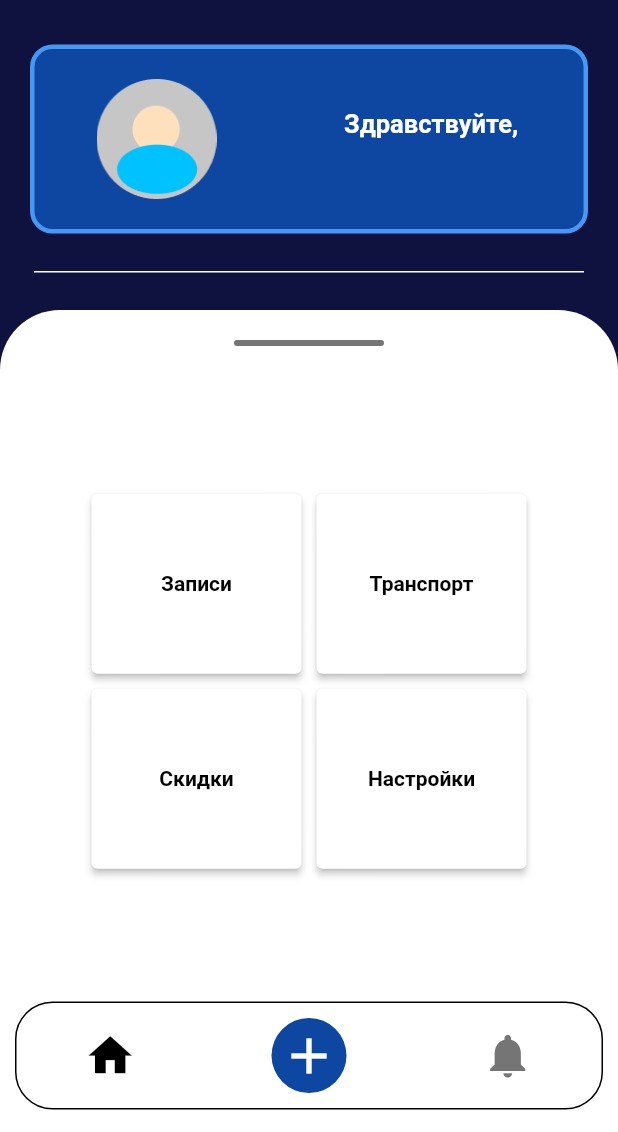
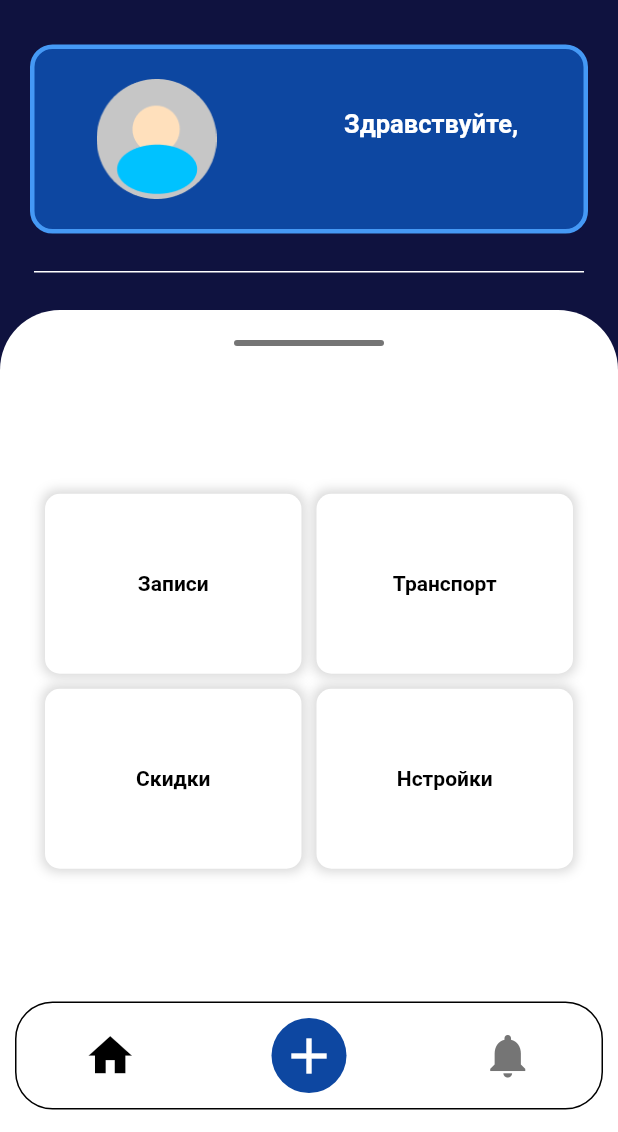
Before and after one commit to Arthurysh/NotiKey-Mobile, a Flutter app: the MainMenu screen opened directly with empty values, on a phone screen of 412 x 824 dp, the part 104-1236 px from its top. Run offline on Flutter 3.47's test engine with Material 2 defaults, Android fonts, the phone set to English and light mode, and no system bars.

Commit message:
Fixed bug with box shadow menu item

```diff
--- a/lib/authorization.dart
+++ b/lib/authorization.dart
@@ -61,6 +61,7 @@ class Authorization extends StatelessWidget {
   Widget build(BuildContext context) {
     return Scaffold(
       backgroundColor: Colors.white,
+      resizeToAvoidBottomInset: false,
       body: Stack(
         children: <Widget>[
           Container(
--- a/lib/main_menu.dart
+++ b/lib/main_menu.dart
@@ -66,26 +66,37 @@ class _MainMenu extends State<MainMenu> {
                           Row(
                             mainAxisAlignment: MainAxisAlignment.center,
                             children: [
-                              Padding(
-                                padding: EdgeInsets.all(5),
+                              Expanded(
+                                child: Padding(
+                                  padding: EdgeInsets.only(
+                                      left: 30, right: 5, bottom: 5),
                                   // ignore: deprecated_member_use
-                                child: ElevatedButton(
+                                  child: GestureDetector(
+                                    child: Container(
+                                      alignment: Alignment.center,
                                       child: Text(
                                         "Записи",
                                         textAlign: TextAlign.center,
                                         style: TextStyle(
+                                          color: Colors.black,
                                           fontWeight: FontWeight.bold,
                                         ),
                                       ),
-                                  style: ButtonStyle(
-                                    backgroundColor:
-                                        MaterialStateProperty.all(Colors.white),
-                                    minimumSize: MaterialStateProperty.all(
-                                        Size(140, 120)),
-                                    foregroundColor:
-                                        MaterialStateProperty.all(Colors.black),
+                                      width: 140,
+                                      height: 120,
+                                      decoration: BoxDecoration(
+                                        color: Colors.white,
+                                        borderRadius: BorderRadius.circular(10),
+                                        boxShadow: [
+                                          BoxShadow(
+                                            color: Colors.grey.withOpacity(0.4),
+                                            spreadRadius: 2,
+                                            blurRadius: 6,
                                           ),
-                                  onPressed: () {
+                                        ],
+                                      ),
+                                    ),
+                                    onTap: () {
                                       Navigator.push(
                                           context,
                                           MaterialPageRoute(
@@ -93,85 +104,129 @@ class _MainMenu extends State<MainMenu> {
                                     },
                                   ),
                                 ),
-                              Padding(
-                                padding: EdgeInsets.all(5),
+                              ),
+                              Expanded(
+                                child: Padding(
+                                  padding: EdgeInsets.only(
+                                      right: 30, left: 5, bottom: 5),
                                   // ignore: deprecated_member_use
-                                child: ElevatedButton(
+                                  child: GestureDetector(
+                                    child: Container(
+                                      alignment: Alignment.center,
                                       child: Text(
                                         "Транспорт",
                                         textAlign: TextAlign.center,
                                         style: TextStyle(
+                                          color: Colors.black,
                                           fontWeight: FontWeight.bold,
                                         ),
                                       ),
-                                  style: ButtonStyle(
-                                    backgroundColor:
-                                        MaterialStateProperty.all(Colors.white),
-                                    minimumSize: MaterialStateProperty.all(
-                                        Size(140, 120)),
-                                    foregroundColor:
-                                        MaterialStateProperty.all(Colors.black),
+                                      width: 140,
+                                      height: 120,
+                                      decoration: BoxDecoration(
+                                        color: Colors.white,
+                                        borderRadius: BorderRadius.circular(10),
+                                        boxShadow: [
+                                          BoxShadow(
+                                            color: Colors.grey.withOpacity(0.4),
+                                            spreadRadius: 2,
+                                            blurRadius: 6,
                                           ),
-                                  onPressed: () {
+                                        ],
+                                      ),
+                                    ),
+                                    onTap: () {
                                       Navigator.push(
                                           context,
                                           MaterialPageRoute(
-                                            builder: (context) => Vehicles()));
+                                              builder: (context) =>
+                                                  Vehicles()));
                                     },
                                   ),
                                 ),
+                              )
                             ],
                           ),
                           Row(
                             mainAxisAlignment: MainAxisAlignment.center,
                             children: [
-                              Padding(
-                                padding: EdgeInsets.all(5),
+                              Expanded(
+                                child: Padding(
+                                  padding: EdgeInsets.only(
+                                      left: 30, right: 5, top: 5),
                                   // ignore: deprecated_member_use
-                                child: ElevatedButton(
+                                  child: GestureDetector(
+                                    child: Container(
+                                      alignment: Alignment.center,
                                       child: Text(
                                         "Скидки",
                                         textAlign: TextAlign.center,
                                         style: TextStyle(
+                                          color: Colors.black,
                                           fontWeight: FontWeight.bold,
                                         ),
                                       ),
-                                  style: ButtonStyle(
-                                    backgroundColor:
-                                        MaterialStateProperty.all(Colors.white),
-                                    minimumSize: MaterialStateProperty.all(
-                                        Size(140, 120)),
-                                    foregroundColor:
-                                        MaterialStateProperty.all(Colors.black),
+                                      width: 140,
+                                      height: 120,
+                                      decoration: BoxDecoration(
+                                        color: Colors.white,
+                                        borderRadius: BorderRadius.circular(10),
+                                        boxShadow: [
+                                          BoxShadow(
+                                            color: Colors.grey.withOpacity(0.4),
+                                            spreadRadius: 2,
+                                            blurRadius: 6,
                                           ),
-                                  onPressed: () {
+                                        ],
+                                      ),
+                                    ),
+                                    onTap: () {
                                       Navigator.push(
                                           context,
                                           MaterialPageRoute(
-                                            builder: (context) => Discounts()));
+                                              builder: (context) =>
+                                                  Discounts()));
                                     },
                                   ),
                                 ),
-                              Padding(
-                                padding: EdgeInsets.all(5),
+                              ),
+                              Expanded(
+                                child: Padding(
+                                  padding: EdgeInsets.only(
+                                      right: 30, left: 5, top: 5),
                                   // ignore: deprecated_member_use
-                                child: ElevatedButton(
+                                  child: GestureDetector(
+                                    child: Container(
+                                      alignment: Alignment.center,
                                       child: Text(
-                                    "Настройки",
+                                        "Нстройки",
                                         textAlign: TextAlign.center,
                                         style: TextStyle(
+                                          color: Colors.black,
                                           fontWeight: FontWeight.bold,
                                         ),
                                       ),
-                                  style: ButtonStyle(
-                                    backgroundColor:
-                                        MaterialStateProperty.all(Colors.white),
-                                    minimumSize: MaterialStateProperty.all(
-                                        Size(140, 120)),
-                                    foregroundColor:
-                                        MaterialStateProperty.all(Colors.black),
+                                      width: 140,
+                                      height: 120,
+                                      decoration: BoxDecoration(
+                                        color: Colors.white,
+                                        borderRadius: BorderRadius.circular(10),
+                                        boxShadow: [
+                                          BoxShadow(
+                                            color: Colors.grey.withOpacity(0.4),
+                                            spreadRadius: 2,
+                                            blurRadius: 6,
                                           ),
-                                  onPressed: () {},
+                                        ],
+                                      ),
+                                    ),
+                                    onTap: () {
+                                      // Navigator.push(
+                                      //     context,
+                                      //     MaterialPageRoute(
+                                      //         builder: (context) => Notes()));
+                                    },
+                                  ),
                                 ),
                               ),
                             ],
@@ -240,115 +295,3 @@ class UserBlock extends StatelessWidget {
     );
   }
 }
-
-class DownMenu extends StatelessWidget {
-  @override
-  Widget build(BuildContext context) {
-    return Expanded(
-        child: Container(
-      width: double.infinity,
-      decoration: BoxDecoration(
-        color: Colors.white,
-        borderRadius: BorderRadius.only(
-          topRight: Radius.circular(40),
-          topLeft: Radius.circular(40),
-        ),
-      ),
-      child: Column(
-        mainAxisAlignment: MainAxisAlignment.spaceBetween,
-        children: [
-          Container(
-            margin: EdgeInsets.only(top: 20, bottom: 25),
-            height: 4,
-            width: 100,
-            decoration: BoxDecoration(
-              color: Colors.grey[600],
-              borderRadius: BorderRadius.all(Radius.circular(2)),
-            ),
-          ),
-          Container(
-            margin: EdgeInsets.only(top: 5),
-            child: GridView.count(
-              crossAxisCount: 2,
-              children: <Widget>[
-                Padding(
-                  padding: EdgeInsets.all(5),
-                  // ignore: deprecated_member_use
-                  child: RaisedButton(
-                    child: Text(
-                      "Пристрої",
-                      textAlign: TextAlign.center,
-                      style: TextStyle(
-                        fontWeight: FontWeight.bold,
-                      ),
-                    ),
-                    color: Colors.white,
-                    shape: RoundedRectangleBorder(
-                      borderRadius: BorderRadius.circular(14.0),
-                    ),
-                    onPressed: () {},
-                  ),
-                ),
-                Padding(
-                  padding: EdgeInsets.all(5),
-                  // ignore: deprecated_member_use
-                  child: RaisedButton(
-                    child: Text(
-                      "Підписка",
-                      textAlign: TextAlign.center,
-                      style: TextStyle(
-                        fontWeight: FontWeight.bold,
-                      ),
-                    ),
-                    color: Colors.white,
-                    shape: RoundedRectangleBorder(
-                      borderRadius: BorderRadius.circular(14.0),
-                    ),
-                    onPressed: () {},
-                  ),
-                ),
-                Padding(
-                  padding: EdgeInsets.all(5),
-                  // ignore: deprecated_member_use
-                  child: RaisedButton(
-                    child: Text(
-                      "Профіль",
-                      textAlign: TextAlign.center,
-                      style: TextStyle(
-                        fontWeight: FontWeight.bold,
-                      ),
-                    ),
-                    color: Colors.white,
-                    shape: RoundedRectangleBorder(
-                      borderRadius: BorderRadius.circular(14.0),
-                    ),
-                    onPressed: () {},
-                  ),
-                ),
-                Padding(
-                  padding: EdgeInsets.all(5),
-                  // ignore: deprecated_member_use
-                  child: RaisedButton(
-                    child: Text(
-                      "Сценарії",
-                      textAlign: TextAlign.center,
-                      style: TextStyle(
-                        fontWeight: FontWeight.bold,
-                      ),
-                    ),
-                    color: Colors.white,
-                    shape: RoundedRectangleBorder(
-                      borderRadius: BorderRadius.circular(14.0),
-                    ),
-                    onPressed: () {},
-                  ),
-                ),
-              ],
-            ),
-          ),
-          BottomNavigate(true, false),
-        ],
-      ),
-    ));
-  }
-}
--- a/lib/registration.dart
+++ b/lib/registration.dart
@@ -15,6 +15,7 @@ class Registration extends StatelessWidget {
   Widget build(BuildContext context) {
     return Scaffold(
       backgroundColor: Colors.white,
+      resizeToAvoidBottomInset: false,
       body: Stack(
         children: <Widget>[
           Container(
```
Also changed, not shown: 1 other file. Lines whose indentation alone changed are shown as unchanged.
